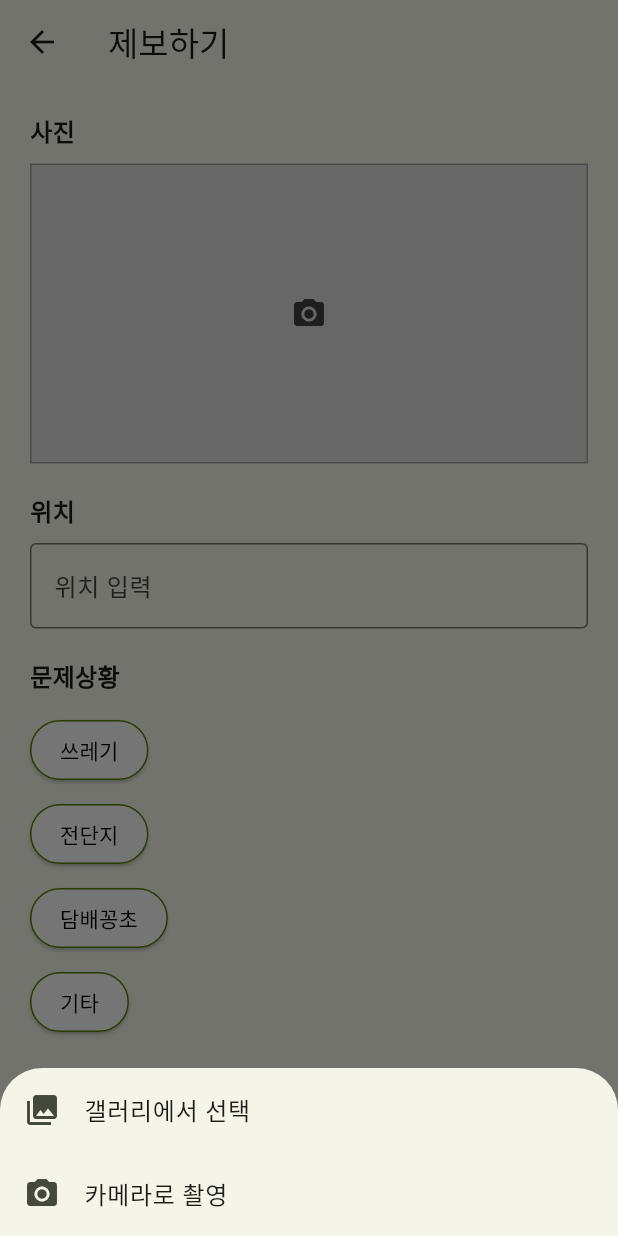
After one commit to SWUCleanWay/CleanWay_FE, a Flutter app: the CreateReportScreen screen opened directly, after a tap on the "camera alt" icon, on a phone screen of 412 x 824 dp. The commit adds this screen. Run offline on Flutter 3.47's test engine with Material 3 defaults, Android fonts, the phone set to English and light mode, and no system bars; our stand-ins replace image_picker.

Commit message:
feat-제보하기 페이지

```diff
--- /dev/null
+++ b/lib/screens/create_report_screen.dart
@@ -0,0 +1,197 @@
+import 'dart:convert';
+import 'dart:io';
+import 'package:flutter/material.dart';
+import 'package:image_picker/image_picker.dart';
+import 'package:http/http.dart' as http;
+import '/main.dart';
+
+class CreateReportScreen extends StatefulWidget {
+  @override
+  _CreateReportScreenState createState() => _CreateReportScreenState();
+}
+
+class _CreateReportScreenState extends State<CreateReportScreen> {
+  String _selectedIssue = '';
+  File? _image;
+  final ImagePicker _picker = ImagePicker();
+  final TextEditingController _locationController = TextEditingController();
+
+  Future<void> _pickImage(ImageSource source) async {
+    final pickedFile = await _picker.pickImage(source: source);
+    if (pickedFile != null) {
+      setState(() {
+        _image = File(pickedFile.path);
+      });
+    }
+  }
+
+  void _showPicker(BuildContext context) {
+    showModalBottomSheet(
+      context: context,
+      builder: (BuildContext bc) {
+        return SafeArea(
+          child: Wrap(
+            children: <Widget>[
+              ListTile(
+                leading: Icon(Icons.photo_library),
+                title: Text('갤러리에서 선택'),
+                onTap: () {
+                  _pickImage(ImageSource.gallery);
+                  Navigator.of(context).pop();
+                },
+              ),
+              ListTile(
+                leading: Icon(Icons.photo_camera),
+                title: Text('카메라로 촬영'),
+                onTap: () {
+                  _pickImage(ImageSource.camera);
+                  Navigator.of(context).pop();
+                },
+              ),
+            ],
+          ),
+        );
+      },
+    );
+  }
+
+  Widget issueButton(String issue) {
+    return Padding(
+      padding: const EdgeInsets.symmetric(vertical: 4.0),
+      child: ElevatedButton(
+        style: ElevatedButton.styleFrom(
+          side: const BorderSide(color: Color(0xFF588100)),
+          backgroundColor: _selectedIssue == issue ? Color(0xFF588100) : Colors.white,
+          foregroundColor: _selectedIssue == issue ? Colors.white : Colors.black,
+          shape: StadiumBorder(),
+          padding: EdgeInsets.symmetric(horizontal: 20, vertical: 10), // 버튼 내부 패딩 조절
+        ),
+        onPressed: () {
+          setState(() {
+            _selectedIssue = issue;
+          });
+        },
+        child: Text(issue),
+      ),
+    );
+  }
+
+  Future<void> _uploadReport() async {
+    if (_image == null || _locationController.text.isEmpty || _selectedIssue.isEmpty) {
+      // 필수 정보가 누락되었을 때 처리
+      return;
+    }
+
+    String base64Image = base64Encode(_image!.readAsBytesSync());
+
+    Map<String, String> requestBody = {
+      'image': base64Image,
+      'location': _locationController.text,
+      'issue': _selectedIssue,
+      'date': DateTime.now().toString(),
+    };
+
+    try {
+      final response = await http.post(
+        //Uri.parse('http://your-api-url/report/add'),
+        Uri.parse('https://jsonplaceholder.typicode.com/posts'),
+        headers: <String, String>{
+          'Content-Type': 'application/json; charset=UTF-8',
+        },
+        body: jsonEncode(requestBody),
+      );
+
+      if (response.statusCode == 200 || response.statusCode == 201) {
+        print('success');
+        Navigator.pop(context); // 현재 페이지 스택에서 제거
+        Navigator.pushReplacement(
+          context,
+          MaterialPageRoute(
+              builder: (context) => MainScreen(initialCrewSelected: false)
+          ), // 메인 화면으로 이동
+        );
+      } else {
+        // 서버에서 오류 응답을 받았을 때 처리
+        print('Failed to upload report. Server responded with status code ${response.statusCode}');
+      }
+    } catch (e) {
+      // 네트워크 오류 등 예외 발생 시 처리
+      print('Error uploading report: $e');
+    }
+  }
+
+  @override
+  Widget build(BuildContext context) {
+    return Scaffold(
+      appBar: AppBar(
+        title: Text('제보하기'),
+        leading: IconButton(
+          icon: Icon(Icons.arrow_back),
+          onPressed: () => Navigator.pop(context),
+        ),
+      ),
+      body: SingleChildScrollView(
+        padding: EdgeInsets.all(20.0),
+        child: Column(
+          crossAxisAlignment: CrossAxisAlignment.start,
+          children: <Widget>[
+            Text('사진', style: TextStyle(fontSize: 16, fontWeight: FontWeight.bold)),
+            SizedBox(height: 10),
+            InkWell(
+              onTap: () => _showPicker(context),
+              child: Container(
+                height: 200,
+                width: double.infinity,
+                decoration: BoxDecoration(
+                  color: Colors.grey[300],
+                  border: Border.all(color: Colors.black26),
+                ),
+                child: _image != null
+                    ? Image.file(_image!, fit: BoxFit.cover)
+                    : Icon(Icons.camera_alt, color: Colors.grey[800]),
+              ),
+            ),
+            SizedBox(height: 20),
+            Text('위치', style: TextStyle(fontSize: 16, fontWeight: FontWeight.bold)),
+            SizedBox(height: 10),
+            TextField(
+              controller: _locationController,
+              decoration: InputDecoration(
+                hintText: '위치 입력',
+                border: OutlineInputBorder(),
+              ),
+            ),
+            SizedBox(height: 20),
+            Text('문제상황', style: TextStyle(fontSize: 16, fontWeight: FontWeight.bold)),
+            SizedBox(height: 10),
+            Column(
+              crossAxisAlignment: CrossAxisAlignment.start,
+              children: <Widget>[
+                issueButton('쓰레기'),
+                issueButton('전단지'),
+                issueButton('담배꽁초'),
+                issueButton('기타'),
+              ],
+            ),
+            SizedBox(height: 20),
+          ],
+        ),
+      ),
+      bottomNavigationBar: Container(
+        padding: EdgeInsets.all(10.0),
+        child: ElevatedButton(
+          onPressed: _uploadReport,
+          child: Text('등록하기', style: TextStyle(fontSize: 16)),
+          style: ElevatedButton.styleFrom(
+            backgroundColor: Theme.of(context).colorScheme.primary,
+            foregroundColor: Colors.white,
+            minimumSize: Size(double.infinity, 50),
+            shape: RoundedRectangleBorder(
+                borderRadius: BorderRadius.circular(12),
+            ),
+          ),
+        ),
+      ),
+    );
+  }
+}
--- a/pubspec.yaml
+++ b/pubspec.yaml
@@ -14,6 +14,8 @@ dependencies:
 
 
   cupertino_icons: ^1.0.6
+  image_picker: ^1.1.1
+  http: ^1.2.1
 
 dev_dependencies:
   flutter_test:
```
Also changed, not shown: lib/main.dart (+38 -23 lines), pubspec.lock, 5 other files.
